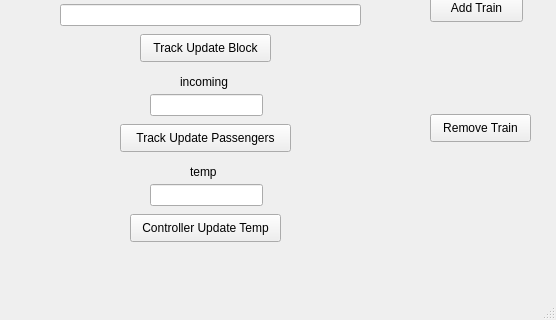
Old version of the form Train_Model/testbench.ui in the repository LucasZ99/ECE1140SystemsEngineeringProject; both pictures show x 0 to 556 and y 266 to 586 of the 556 by 586 pixel window.
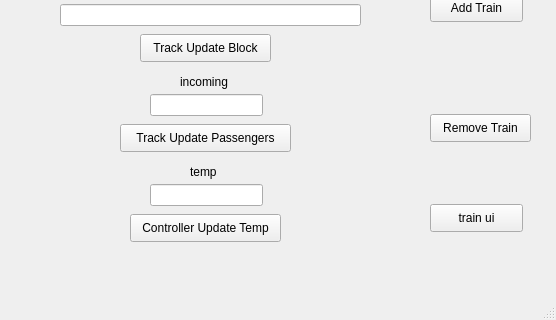
New version of the form.

What changed in the file:
```diff
--- a/Train_Model/testbench.ui
+++ b/Train_Model/testbench.ui
@@ -234,6 +234,19 @@
      </rect>
     </property>
    </widget>
+   <widget class="QPushButton" name="uiButton">
+    <property name="geometry">
+     <rect>
+      <x>430</x>
+      <y>470</y>
+      <width>93</width>
+      <height>28</height>
+     </rect>
+    </property>
+    <property name="text">
+     <string>train ui</string>
+    </property>
+   </widget>
   </widget>
   <widget class="QMenuBar" name="menubar">
    <property name="geometry">
```
